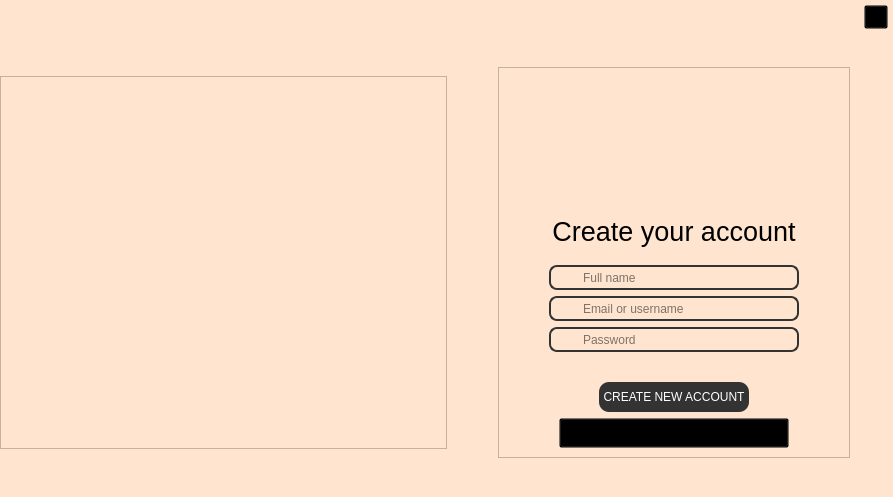
Before: the Qt Designer form project/generated-files/ui/new_interface_stacked.ui in mylinh130425/KTLT_K23416_Group2, drawn with Qt 5.
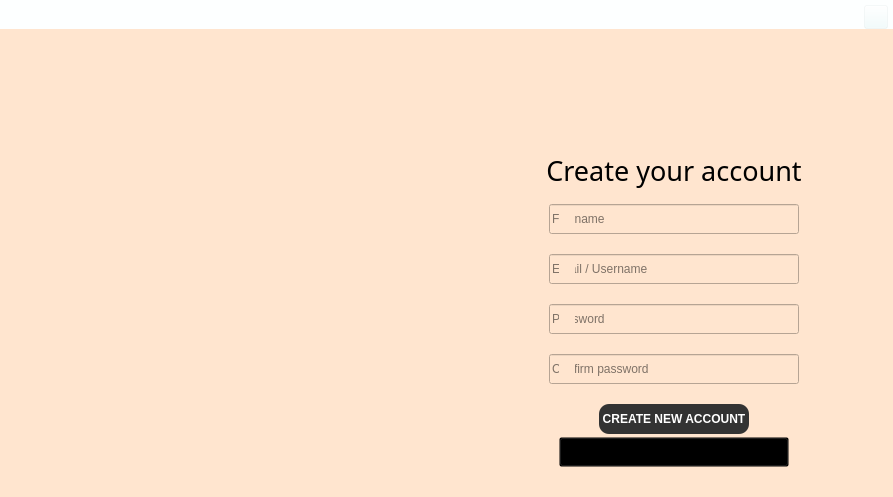
After: the same form once the commit is applied. The open tabs and pages were chosen to show the change. Icons and pictures are not drawn. Custom widgets are drawn as their Qt base class.

Patch:
```diff
--- a/project/generated-files/ui/new_interface_stacked.ui
+++ b/project/generated-files/ui/new_interface_stacked.ui
@@ -14,7 +14,7 @@
    <string>MainWindow</string>
   </property>
   <property name="styleSheet">
-   <string notr="true">background-color:#FFE5CF</string>
+   <string notr="true">background:transparent</string>
   </property>
   <widget class="QWidget" name="centralwidget">
    <layout class="QVBoxLayout" name="verticalLayout">
@@ -60,7 +60,7 @@
           <cursorShape>BusyCursor</cursorShape>
          </property>
          <property name="styleSheet">
-          <string notr="true">background:transparent</string>
+          <string notr="true">background-color:rgba(240,255,255,10%)</string>
          </property>
          <layout class="QHBoxLayout" name="horizontalLayout_11">
           <property name="spacing">
@@ -95,6 +95,9 @@
             <property name="cursor">
              <cursorShape>PointingHandCursor</cursorShape>
             </property>
+            <property name="styleSheet">
+             <string notr="true" />
+            </property>
             <property name="text">
              <string />
             </property>
@@ -113,7 +116,10 @@
     <item>
      <widget class="QStackedWidget" name="stackedWidget">
       <property name="styleSheet">
-       <string notr="true" />
+       <string notr="true">background-color:#FFE5CF</string>
+      </property>
+      <property name="currentIndex">
+       <number>0</number>
       </property>
       <widget class="QWidget" name="Login_SignUp">
        <layout class="QVBoxLayout" name="verticalLayout_6">
@@ -132,12 +138,15 @@
         <property name="bottomMargin">
          <number>0</number>
         </property>
-        <item alignment="Qt::AlignVCenter">
+        <item>
          <widget class="QWidget" name="body_welcome" native="true">
           <layout class="QHBoxLayout" name="horizontalLayout_12">
            <property name="spacing">
             <number>0</number>
            </property>
+           <property name="sizeConstraint">
+            <enum>QLayout::SetDefaultConstraint</enum>
+           </property>
            <property name="leftMargin">
             <number>0</number>
            </property>
@@ -152,79 +161,59 @@
            </property>
            <item>
             <widget class="QCustomQStackedWidget" name="welcome_stackedWidget">
+             <property name="sizePolicy">
+              <sizepolicy hsizetype="Minimum" vsizetype="Minimum">
+               <horstretch>0</horstretch>
+               <verstretch>0</verstretch>
+              </sizepolicy>
+             </property>
              <property name="styleSheet">
               <string notr="true" />
              </property>
+             <property name="frameShadow">
+              <enum>QFrame::Plain</enum>
+             </property>
              <property name="currentIndex">
-              <number>1</number>
+              <number>0</number>
              </property>
              <widget class="QWidget" name="left_login_page">
-              <property name="styleSheet">
-               <string notr="true" />
-              </property>
-              <layout class="QVBoxLayout" name="verticalLayout_14">
-               <property name="leftMargin">
-                <number>0</number>
-               </property>
-               <property name="rightMargin">
-                <number>0</number>
-               </property>
-               <item>
-                <widget class="QFrame" name="frame_3">
                  <property name="sizePolicy">
-                  <sizepolicy hsizetype="Expanding" vsizetype="Expanding">
+               <sizepolicy hsizetype="Minimum" vsizetype="Minimum">
                    <horstretch>0</horstretch>
                    <verstretch>0</verstretch>
                   </sizepolicy>
                  </property>
-                 <property name="minimumSize">
-                  <size>
-                   <width>0</width>
-                   <height>0</height>
-                  </size>
-                 </property>
-                 <property name="maximumSize">
-                  <size>
-                   <width>16777215</width>
-                   <height>16777215</height>
-                  </size>
-                 </property>
                  <property name="styleSheet">
                   <string notr="true" />
                  </property>
-                 <property name="frameShape">
-                  <enum>QFrame::StyledPanel</enum>
-                 </property>
-                 <property name="frameShadow">
-                  <enum>QFrame::Raised</enum>
-                 </property>
-                </widget>
-               </item>
-              </layout>
-             </widget>
-             <widget class="QWidget" name="left_signup_page">
-              <property name="styleSheet">
-               <string notr="true" />
-              </property>
-              <layout class="QVBoxLayout" name="verticalLayout_15">
+              <layout class="QVBoxLayout" name="verticalLayout_24">
+               <property name="spacing">
+                <number>0</number>
+               </property>
                <property name="leftMargin">
                 <number>0</number>
                </property>
+               <property name="topMargin">
+                <number>0</number>
+               </property>
                <property name="rightMargin">
                 <number>0</number>
                </property>
+               <property name="bottomMargin">
+                <number>0</number>
+               </property>
                <item>
-                <widget class="QFrame" name="frame_4">
+                <widget class="QLabel" name="label_10">
                  <property name="sizePolicy">
-                  <sizepolicy hsizetype="Expanding" vsizetype="Expanding">
+                  <sizepolicy hsizetype="Ignored" vsizetype="Ignored">
                    <horstretch>0</horstretch>
                    <verstretch>0</verstretch>
                   </sizepolicy>
                  </property>
                  <property name="minimumSize">
                   <size>
-                   <width>0</width>
-                   <height>0</height>
+                   <width>455</width>
+                   <height>468</height>
                   </size>
                  </property>
                  <property name="maximumSize">
@@ -233,14 +222,14 @@
                    <height>16777215</height>
                   </size>
                  </property>
-                 <property name="styleSheet">
-                  <string notr="true" />
+                 <property name="text">
+                  <string />
                  </property>
-                 <property name="frameShape">
-                  <enum>QFrame::StyledPanel</enum>
+                 <property name="pixmap">
+                  <pixmap>../image/CreateAcc_Image.png</pixmap>
                  </property>
-                 <property name="frameShadow">
-                  <enum>QFrame::Raised</enum>
+                 <property name="scaledContents">
+                  <bool>true</bool>
                  </property>
                 </widget>
                </item>
@@ -254,10 +243,16 @@
               <cursorShape>ArrowCursor</cursorShape>
              </property>
              <property name="currentIndex">
-              <number>0</number>
+              <number>1</number>
              </property>
              <widget class="QWidget" name="right_login_page">
               <layout class="QVBoxLayout" name="verticalLayout_3">
+               <property name="sizeConstraint">
+                <enum>QLayout::SetDefaultConstraint</enum>
+               </property>
+               <property name="leftMargin">
+                <number>0</number>
+               </property>
                <property name="topMargin">
                 <number>0</number>
                </property>
@@ -267,13 +262,13 @@
                <property name="bottomMargin">
                 <number>0</number>
                </property>
-               <item alignment="Qt::AlignHCenter">
+               <item>
                 <widget class="QFrame" name="frame">
                  <property name="frameShape">
-                  <enum>QFrame::StyledPanel</enum>
+                  <enum>QFrame::NoFrame</enum>
                  </property>
                  <property name="frameShadow">
-                  <enum>QFrame::Raised</enum>
+                  <enum>QFrame::Plain</enum>
                  </property>
                  <layout class="QVBoxLayout" name="verticalLayout_4">
                   <property name="leftMargin">
@@ -288,18 +283,31 @@
                   <property name="bottomMargin">
                    <number>0</number>
                   </property>
+                  <item>
+                   <spacer name="verticalSpacer">
+                    <property name="orientation">
+                     <enum>Qt::Vertical</enum>
+                    </property>
+                    <property name="sizeHint" stdset="0">
+                     <size>
+                      <width>20</width>
+                      <height>40</height>
+                     </size>
+                    </property>
+                   </spacer>
+                  </item>
                   <item alignment="Qt::AlignHCenter">
                    <widget class="QLabel" name="login_photo_label">
                     <property name="minimumSize">
                      <size>
-                      <width>164</width>
-                      <height>105</height>
+                      <width>120</width>
+                      <height>75</height>
                      </size>
                     </property>
                     <property name="maximumSize">
                      <size>
-                      <width>120</width>
-                      <height>120</height>
+                      <width>160</width>
+                      <height>100</height>
                      </size>
                     </property>
                     <property name="styleSheet">
@@ -319,8 +327,8 @@
                     </property>
                    </widget>
                   </item>
-                  <item alignment="Qt::AlignHCenter">
-                   <widget class="QLabel" name="label_21">
+                  <item>
+                   <widget class="QLabel" name="label_29">
                     <property name="sizePolicy">
                      <sizepolicy hsizetype="Preferred" vsizetype="Preferred">
                       <horstretch>0</horstretch>
@@ -347,23 +355,46 @@
                   <item>
                    <layout class="QVBoxLayout" name="verticalLayout_2">
                     <property name="leftMargin">
-                     <number>50</number>
+                     <number>0</number>
                     </property>
                     <property name="topMargin">
                      <number>5</number>
                     </property>
                     <property name="rightMargin">
-                     <number>50</number>
+                     <number>0</number>
                     </property>
                     <property name="bottomMargin">
                      <number>10</number>
                     </property>
                     <item>
-                     <widget class="QLabel" name="label">
+                     <layout class="QHBoxLayout" name="horizontalLayout_4">
+                      <property name="leftMargin">
+                       <number>0</number>
+                      </property>
+                      <item>
+                       <spacer name="horizontalSpacer_4">
+                        <property name="orientation">
+                         <enum>Qt::Horizontal</enum>
+                        </property>
+                        <property name="sizeType">
+                         <enum>QSizePolicy::MinimumExpanding</enum>
+                        </property>
+                        <property name="sizeHint" stdset="0">
+                         <size>
+                          <width>87</width>
+                          <height>20</height>
+                         </size>
+                        </property>
+                       </spacer>
+                      </item>
+                      <item>
+                       <widget class="QLabel" name="label_11">
                       <property name="font">
                        <font>
                         <family>Dubai Light</family>
-                        <pointsize>12</pointsize>
+                          <pointsize>11</pointsize>
+                          <weight>75</weight>
+                          <bold>true</bold>
                        </font>
                       </property>
                       <property name="text">
@@ -375,7 +406,25 @@
                      </widget>
                     </item>
                     <item>
+                       <spacer name="horizontalSpacer_3">
+                        <property name="orientation">
+                         <enum>Qt::Horizontal</enum>
+                        </property>
+                        <property name="sizeHint" stdset="0">
+                         <size>
+                          <width>40</width>
+                          <height>20</height>
+                         </size>
+                        </property>
+                       </spacer>
+                      </item>
+                     </layout>
+                    </item>
+                    <item>
                      <layout class="QVBoxLayout" name="verticalLayout_8">
+                      <property name="spacing">
+                       <number>15</number>
+                      </property>
                       <property name="sizeConstraint">
                        <enum>QLayout::SetMinimumSize</enum>
                       </property>
@@ -386,39 +435,146 @@
                        <number>0</number>
                       </property>
                       <property name="bottomMargin">
-                       <number>15</number>
+                       <number>5</number>
                       </property>
-                      <item>
+                      <item alignment="Qt::AlignHCenter">
+                       <widget class="QWidget" name="widget_2" native="true">
+                        <property name="minimumSize">
+                         <size>
+                          <width>250</width>
+                          <height>30</height>
+                         </size>
+                        </property>
+                        <property name="maximumSize">
+                         <size>
+                          <width>16777215</width>
+                          <height>30</height>
+                         </size>
+                        </property>
+                        <widget class="QLabel" name="label_3">
+                         <property name="geometry">
+                          <rect>
+                           <x>10</x>
+                           <y>7</y>
+                           <width>16</width>
+                           <height>16</height>
+                          </rect>
+                         </property>
+                         <property name="text">
+                          <string />
+                         </property>
+                         <property name="pixmap">
+                          <pixmap resource="../Qss/icons/_icons.qrc">:/font_awesome_solid/icons/font_awesome/solid/user.png</pixmap>
+                         </property>
+                         <property name="scaledContents">
+                          <bool>true</bool>
+                         </property>
+                        </widget>
                        <widget class="QLineEdit" name="login_username_lineEdit">
+                         <property name="geometry">
+                          <rect>
+                           <x>0</x>
+                           <y>0</y>
+                           <width>250</width>
+                           <height>30</height>
+                          </rect>
+                         </property>
                         <property name="minimumSize">
                          <size>
                           <width>250</width>
-                          <height>25</height>
+                           <height>30</height>
                          </size>
                         </property>
                         <property name="styleSheet">
-                         <string notr="true">border:1.5px solid #333; border-radius:8px;padding-left:30px</string>
+                          <string notr="true" />
                         </property>
                         <property name="placeholderText">
                          <string>Email or username</string>
                         </property>
                        </widget>
+                        <zorder>login_username_lineEdit</zorder>
+                        <zorder>label_3</zorder>
+                       </widget>
                       </item>
-                      <item>
+                      <item alignment="Qt::AlignHCenter">
+                       <widget class="QWidget" name="widget_4" native="true">
+                        <property name="minimumSize">
+                         <size>
+                          <width>250</width>
+                          <height>30</height>
+                         </size>
+                        </property>
+                        <property name="maximumSize">
+                         <size>
+                          <width>16777215</width>
+                          <height>30</height>
+                         </size>
+                        </property>
+                        <widget class="QLabel" name="label_4">
+                         <property name="geometry">
+                          <rect>
+                           <x>10</x>
+                           <y>7</y>
+                           <width>16</width>
+                           <height>16</height>
+                          </rect>
+                         </property>
+                         <property name="text">
+                          <string />
+                         </property>
+                         <property name="pixmap">
+                          <pixmap resource="../Qss/icons/_icons.qrc">:/font_awesome_solid/icons/font_awesome/solid/unlock-keyhole.png</pixmap>
+                         </property>
+                         <property name="scaledContents">
+                          <bool>true</bool>
+                         </property>
+                        </widget>
                        <widget class="QLineEdit" name="login_password_lineEdit">
+                         <property name="geometry">
+                          <rect>
+                           <x>0</x>
+                           <y>0</y>
+                           <width>250</width>
+                           <height>30</height>
+                          </rect>
+                         </property>
                         <property name="minimumSize">
                          <size>
                           <width>250</width>
-                          <height>25</height>
+                           <height>30</height>
                          </size>
                         </property>
                         <property name="styleSheet">
-                         <string notr="true">border:1.5px solid #333; border-radius:8px;padding-left:30px</string>
+                          <string notr="true" />
                         </property>
                         <property name="placeholderText">
                          <string>Password</string>
                         </property>
                        </widget>
+                        <zorder>login_password_lineEdit</zorder>
+                        <zorder>label_4</zorder>
+                       </widget>
+                      </item>
+                      <item>
+                       <layout class="QHBoxLayout" name="horizontalLayout">
+                        <property name="leftMargin">
+                         <number>0</number>
+                        </property>
+                        <item>
+                         <spacer name="horizontalSpacer_5">
+                          <property name="orientation">
+                           <enum>Qt::Horizontal</enum>
+                          </property>
+                          <property name="sizeType">
+                           <enum>QSizePolicy::MinimumExpanding</enum>
+                          </property>
+                          <property name="sizeHint" stdset="0">
+                           <size>
+                            <width>87</width>
+                            <height>20</height>
+                           </size>
+                          </property>
+                         </spacer>
                       </item>
                       <item>
                        <widget class="QCheckBox" name="login_rememberme_checkBox">
@@ -432,6 +588,8 @@
                          <font>
                           <family>Dubai Light</family>
                           <pointsize>9</pointsize>
+                            <weight>75</weight>
+                            <bold>true</bold>
                          </font>
                         </property>
                         <property name="styleSheet">
@@ -442,16 +600,34 @@
                         </property>
                        </widget>
                       </item>
+                        <item>
+                         <spacer name="horizontalSpacer_6">
+                          <property name="orientation">
+                           <enum>Qt::Horizontal</enum>
+                          </property>
+                          <property name="sizeHint" stdset="0">
+                           <size>
+                            <width>40</width>
+                            <height>20</height>
+                           </size>
+                          </property>
+                         </spacer>
+                        </item>
+                       </layout>
+                      </item>
                      </layout>
                     </item>
                     <item>
                      <layout class="QVBoxLayout" name="verticalLayout_5">
                       <property name="spacing">
-                       <number>10</number>
+                       <number>5</number>
                       </property>
                       <property name="topMargin">
                        <number>0</number>
                       </property>
+                      <property name="bottomMargin">
+                       <number>30</number>
+                      </property>
                       <item alignment="Qt::AlignHCenter">
                        <widget class="QPushButton" name="login_button">
                         <property name="minimumSize">
@@ -466,6 +642,13 @@
                           <height>30</height>
                          </size>
                         </property>
+                        <property name="font">
+                         <font>
+                          <family>Nirmala UI</family>
+                          <weight>75</weight>
+                          <bold>true</bold>
+                         </font>
+                        </property>
                         <property name="cursor">
                          <cursorShape>PointingHandCursor</cursorShape>
                         </property>
@@ -487,10 +670,18 @@
                         </property>
                         <property name="maximumSize">
                          <size>
-                          <width>230</width>
+                          <width>500</width>
                           <height>30</height>
                          </size>
                         </property>
+                        <property name="font">
+                         <font>
+                          <family>Myanmar Text</family>
+                          <pointsize>7</pointsize>
+                          <weight>75</weight>
+                          <bold>true</bold>
+                         </font>
+                        </property>
                         <property name="cursor">
                          <cursorShape>PointingHandCursor</cursorShape>
                         </property>
@@ -513,8 +704,11 @@
              </widget>
              <widget class="QWidget" name="right_signup_page">
               <layout class="QVBoxLayout" name="verticalLayout_13">
+               <property name="sizeConstraint">
+                <enum>QLayout::SetDefaultConstraint</enum>
+               </property>
                <property name="leftMargin">
-                <number>9</number>
+                <number>0</number>
                </property>
                <property name="topMargin">
                 <number>0</number>
@@ -528,10 +722,10 @@
                <item alignment="Qt::AlignHCenter">
                 <widget class="QFrame" name="frame_2">
                  <property name="frameShape">
-                  <enum>QFrame::StyledPanel</enum>
+                  <enum>QFrame::NoFrame</enum>
                  </property>
                  <property name="frameShadow">
-                  <enum>QFrame::Raised</enum>
+                  <enum>QFrame::Plain</enum>
                  </property>
                  <layout class="QVBoxLayout" name="verticalLayout_9">
                   <property name="spacing">
@@ -549,18 +743,34 @@
                   <property name="bottomMargin">
                    <number>0</number>
                   </property>
+                  <item>
+                   <spacer name="verticalSpacer_3">
+                    <property name="orientation">
+                     <enum>Qt::Vertical</enum>
+                    </property>
+                    <property name="sizeType">
+                     <enum>QSizePolicy::Expanding</enum>
+                    </property>
+                    <property name="sizeHint" stdset="0">
+                     <size>
+                      <width>20</width>
+                      <height>40</height>
+                     </size>
+                    </property>
+                   </spacer>
+                  </item>
                   <item alignment="Qt::AlignHCenter">
                    <widget class="QLabel" name="signup_photo_label">
                     <property name="minimumSize">
                      <size>
-                      <width>164</width>
-                      <height>105</height>
+                      <width>160</width>
+                      <height>100</height>
                      </size>
                     </property>
                     <property name="maximumSize">
                      <size>
-                      <width>120</width>
-                      <height>120</height>
+                      <width>160</width>
+                      <height>100</height>
                      </size>
                     </property>
                     <property name="styleSheet">
@@ -580,6 +790,22 @@
                     </property>
                    </widget>
                   </item>
+                  <item>
+                   <spacer name="verticalSpacer_4">
+                    <property name="orientation">
+                     <enum>Qt::Vertical</enum>
+                    </property>
+                    <property name="sizeType">
+                     <enum>QSizePolicy::Preferred</enum>
+                    </property>
+                    <property name="sizeHint" stdset="0">
+                     <size>
+                      <width>20</width>
+                      <height>40</height>
+                     </size>
+                    </property>
+                   </spacer>
+                  </item>
                   <item alignment="Qt::AlignHCenter">
                    <widget class="QLabel" name="label_31">
                     <property name="sizePolicy">
@@ -596,6 +822,7 @@
                     </property>
                     <property name="font">
                      <font>
+                      <family>Rockwell</family>
                       <pointsize>20</pointsize>
                      </font>
                     </property>
@@ -627,13 +854,13 @@
                     <item>
                      <layout class="QVBoxLayout" name="verticalLayout_11">
                       <property name="spacing">
-                       <number>6</number>
+                       <number>20</number>
                       </property>
                       <property name="sizeConstraint">
                        <enum>QLayout::SetMinimumSize</enum>
                       </property>
                       <property name="topMargin">
-                       <number>0</number>
+                       <number>15</number>
                       </property>
                       <property name="rightMargin">
                        <number>0</number>
@@ -642,7 +869,22 @@
                        <number>15</number>
                       </property>
                       <item>
-                       <widget class="QLineEdit" name="full_name_lineEdit">
+                       <widget class="QWidget" name="widget_5" native="true">
+                        <property name="minimumSize">
+                         <size>
+                          <width>250</width>
+                          <height>30</height>
+                         </size>
+                        </property>
+                        <widget class="QLineEdit" name="signup_fullname_lineEdit">
+                         <property name="geometry">
+                          <rect>
+                           <x>0</x>
+                           <y>0</y>
+                           <width>250</width>
+                           <height>30</height>
+                          </rect>
+                         </property>
                         <property name="sizePolicy">
                          <sizepolicy hsizetype="Preferred" vsizetype="Preferred">
                           <horstretch>0</horstretch>
@@ -652,7 +894,7 @@
                         <property name="minimumSize">
                          <size>
                           <width>250</width>
-                          <height>25</height>
+                           <height>30</height>
                          </size>
                         </property>
                         <property name="maximumSize">
@@ -662,7 +904,7 @@
                          </size>
                         </property>
                         <property name="styleSheet">
-                         <string notr="true">border:1.5px solid #333; border-radius:8px;padding-left:30px</string>
+                          <string notr="true" />
                         </property>
                         <property name="text">
                          <string />
@@ -671,37 +913,223 @@
                          <string>Full name</string>
                         </property>
                        </widget>
+                        <widget class="QLabel" name="label_2">
+                         <property name="geometry">
+                          <rect>
+                           <x>10</x>
+                           <y>7</y>
+                           <width>16</width>
+                           <height>16</height>
+                          </rect>
+                         </property>
+                         <property name="text">
+                          <string />
+                         </property>
+                         <property name="pixmap">
+                          <pixmap resource="../Qss/icons/_icons.qrc">:/font_awesome_solid/icons/font_awesome/solid/user.png</pixmap>
+                         </property>
+                         <property name="scaledContents">
+                          <bool>true</bool>
+                         </property>
+                        </widget>
+                       </widget>
                       </item>
                       <item>
+                       <widget class="QWidget" name="widget_6" native="true">
+                        <property name="minimumSize">
+                         <size>
+                          <width>250</width>
+                          <height>30</height>
+                         </size>
+                        </property>
                        <widget class="QLineEdit" name="signup_username_lineEdit">
+                         <property name="geometry">
+                          <rect>
+                           <x>0</x>
+                           <y>0</y>
+                           <width>250</width>
+                           <height>30</height>
+                          </rect>
+                         </property>
+                         <property name="sizePolicy">
+                          <sizepolicy hsizetype="Preferred" vsizetype="Preferred">
+                           <horstretch>0</horstretch>
+                           <verstretch>0</verstretch>
+                          </sizepolicy>
+                         </property>
                         <property name="minimumSize">
                          <size>
-                          <width>0</width>
+                           <width>250</width>
+                           <height>30</height>
+                          </size>
+                         </property>
+                         <property name="maximumSize">
+                          <size>
+                           <width>250</width>
                           <height>25</height>
                          </size>
                         </property>
                         <property name="styleSheet">
-                         <string notr="true">border:1.5px solid #333; border-radius:8px;padding-left:30px</string>
+                          <string notr="true" />
+                         </property>
+                         <property name="text">
+                          <string />
                         </property>
                         <property name="placeholderText">
-                         <string>Email or username</string>
-                        </property>
+                          <string>Email / Username</string>
+                         </property>
+                        </widget>
+                        <widget class="QLabel" name="label_5">
+                         <property name="geometry">
+                          <rect>
+                           <x>10</x>
+                           <y>7</y>
+                           <width>16</width>
+                           <height>16</height>
+                          </rect>
+                         </property>
+                         <property name="text">
+                          <string />
+                         </property>
+                         <property name="pixmap">
+                          <pixmap resource="../Qss/icons/_icons.qrc">:/font_awesome_solid/icons/font_awesome/solid/circle-user.png</pixmap>
+                         </property>
+                         <property name="scaledContents">
+                          <bool>true</bool>
+                         </property>
+                        </widget>
                        </widget>
                       </item>
                       <item>
+                       <widget class="QWidget" name="widget_7" native="true">
+                        <property name="minimumSize">
+                         <size>
+                          <width>250</width>
+                          <height>30</height>
+                         </size>
+                        </property>
                        <widget class="QLineEdit" name="signup_password_lineEdit">
+                         <property name="geometry">
+                          <rect>
+                           <x>0</x>
+                           <y>0</y>
+                           <width>250</width>
+                           <height>30</height>
+                          </rect>
+                         </property>
+                         <property name="sizePolicy">
+                          <sizepolicy hsizetype="Preferred" vsizetype="Preferred">
+                           <horstretch>0</horstretch>
+                           <verstretch>0</verstretch>
+                          </sizepolicy>
+                         </property>
                         <property name="minimumSize">
                          <size>
-                          <width>0</width>
+                           <width>250</width>
+                           <height>30</height>
+                          </size>
+                         </property>
+                         <property name="maximumSize">
+                          <size>
+                           <width>250</width>
                           <height>25</height>
                          </size>
                         </property>
                         <property name="styleSheet">
-                         <string notr="true">border:1.5px solid #333; border-radius:8px;padding-left:30px</string>
+                          <string notr="true" />
+                         </property>
+                         <property name="text">
+                          <string />
                         </property>
                         <property name="placeholderText">
                          <string>Password</string>
                         </property>
+                        </widget>
+                        <widget class="QLabel" name="label_7">
+                         <property name="geometry">
+                          <rect>
+                           <x>10</x>
+                           <y>7</y>
+                           <width>16</width>
+                           <height>16</height>
+                          </rect>
+                         </property>
+                         <property name="text">
+                          <string />
+                         </property>
+                         <property name="pixmap">
+                          <pixmap resource="../Qss/icons/_icons.qrc">:/font_awesome_solid/icons/font_awesome/solid/unlock-keyhole.png</pixmap>
+                         </property>
+                         <property name="scaledContents">
+                          <bool>true</bool>
+                         </property>
+                        </widget>
+                       </widget>
+                      </item>
+                      <item>
+                       <widget class="QWidget" name="widget_8" native="true">
+                        <property name="minimumSize">
+                         <size>
+                          <width>250</width>
+                          <height>30</height>
+                         </size>
+                        </property>
+                        <widget class="QLineEdit" name="signup_confrmpass_lineEdit">
+                         <property name="geometry">
+                          <rect>
+                           <x>0</x>
+                           <y>0</y>
+                           <width>250</width>
+                           <height>30</height>
+                          </rect>
+                         </property>
+                         <property name="sizePolicy">
+                          <sizepolicy hsizetype="Preferred" vsizetype="Preferred">
+                           <horstretch>0</horstretch>
+                           <verstretch>0</verstretch>
+                          </sizepolicy>
+                         </property>
+                         <property name="minimumSize">
+                          <size>
+                           <width>250</width>
+                           <height>30</height>
+                          </size>
+                         </property>
+                         <property name="maximumSize">
+                          <size>
+                           <width>250</width>
+                           <height>25</height>
+                          </size>
+                         </property>
+                         <property name="styleSheet">
+                          <string notr="true" />
+                         </property>
+                         <property name="text">
+                          <string />
+                         </property>
+                         <property name="placeholderText">
+                          <string>Confirm password</string>
+                         </property>
+                        </widget>
+                        <widget class="QLabel" name="label_8">
+                         <property name="geometry">
+                          <rect>
+                           <x>10</x>
+                           <y>7</y>
+                           <width>16</width>
+                           <height>16</height>
+                          </rect>
+                         </property>
+                         <property name="text">
+                          <string />
+                         </property>
+                         <property name="pixmap">
+                          <pixmap resource="../Qss/icons/_icons.qrc">:/font_awesome_solid/icons/font_awesome/solid/check.png</pixmap>
+                         </property>
+                         <property name="scaledContents">
+                          <bool>true</bool>
+                         </property>
+                        </widget>
                        </widget>
                       </item>
                      </layout>
@@ -709,16 +1137,16 @@
                     <item>
                      <layout class="QVBoxLayout" name="verticalLayout_12">
                       <property name="spacing">
-                       <number>6</number>
+                       <number>3</number>
                       </property>
                       <property name="sizeConstraint">
-                       <enum>QLayout::SetMaximumSize</enum>
+                       <enum>QLayout::SetDefaultConstraint</enum>
                       </property>
                       <property name="topMargin">
-                       <number>15</number>
+                       <number>5</number>
                       </property>
                       <property name="bottomMargin">
-                       <number>0</number>
+                       <number>30</number>
                       </property>
                       <item alignment="Qt::AlignHCenter">
                        <widget class="QPushButton" name="signup_button">
@@ -734,6 +1162,13 @@
                           <height>30</height>
                          </size>
                         </property>
+                        <property name="font">
+                         <font>
+                          <family>Nirmala UI</family>
+                          <weight>75</weight>
+                          <bold>true</bold>
+                         </font>
+                        </property>
                         <property name="cursor">
                          <cursorShape>PointingHandCursor</cursorShape>
                         </property>
@@ -759,6 +1194,14 @@
                           <height>30</height>
                          </size>
                         </property>
+                        <property name="font">
+                         <font>
+                          <family>Myanmar Text</family>
+                          <pointsize>7</pointsize>
+                          <weight>75</weight>
+                          <bold>true</bold>
+                         </font>
+                        </property>
                         <property name="cursor">
                          <cursorShape>PointingHandCursor</cursorShape>
                         </property>
```
Lines whose indentation alone changed are shown as unchanged.
